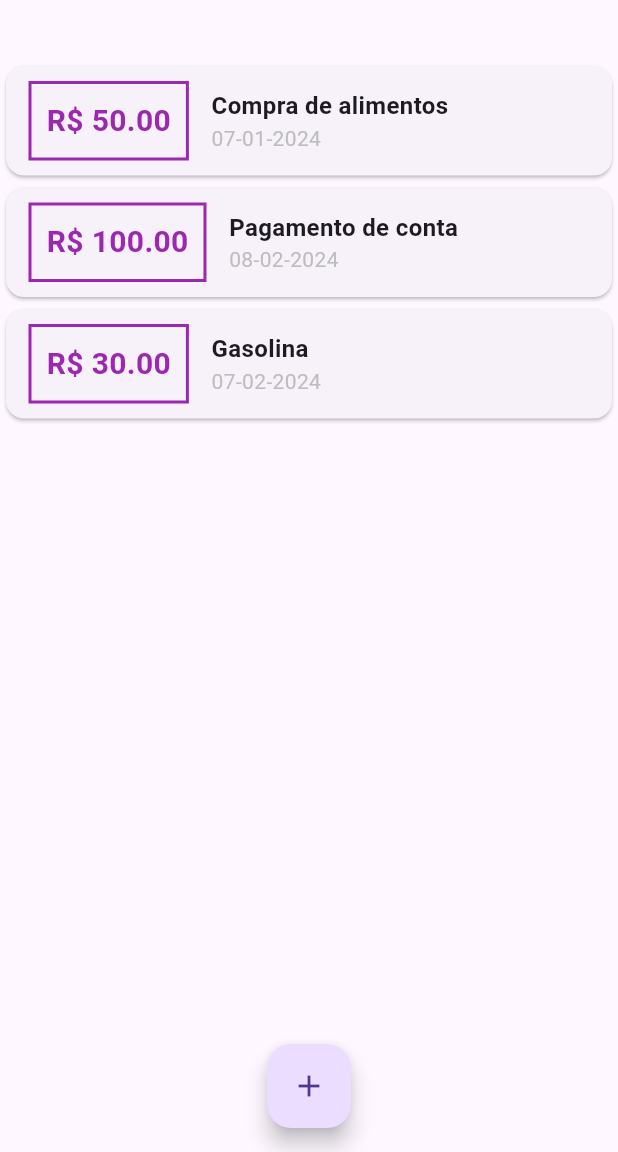
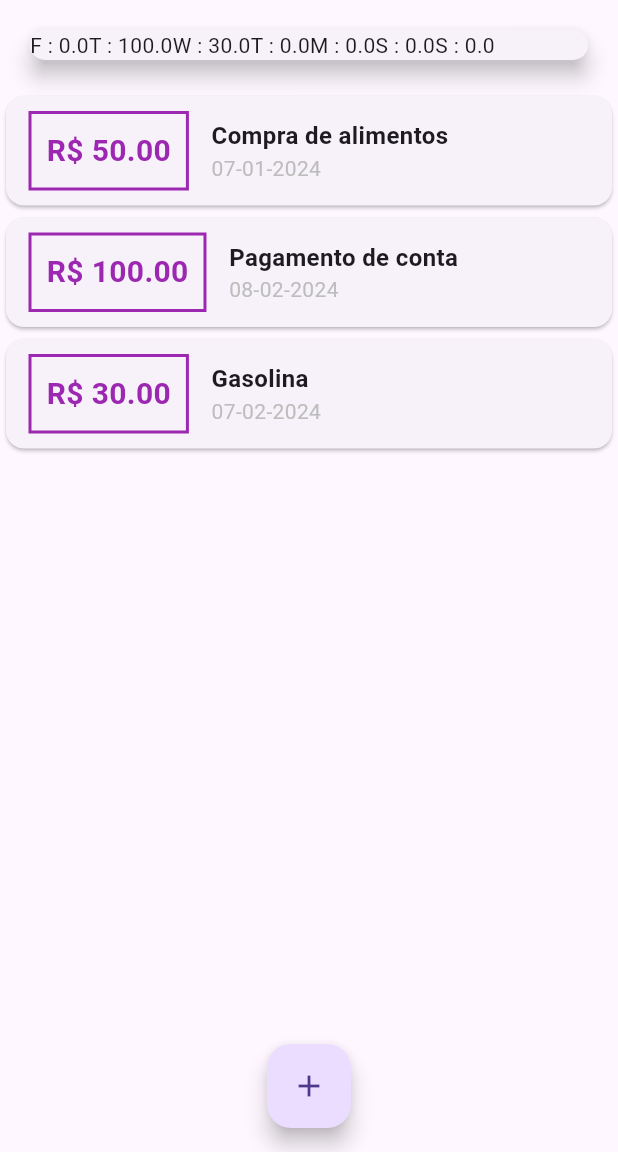
Before and after one commit to tiagors09/expenses, a Flutter app: the screen it shows after launch, on a phone screen of 412 x 824 dp, the part 84-1236 px from its top. Run offline on Flutter 3.47's test engine with Material 3 defaults, Android fonts, the phone set to English and light mode, and no system bars.

Commit message:
chart.dart: rendering days and expenses values

```diff
--- a/lib/components/chart.dart
+++ b/lib/components/chart.dart
@@ -29,11 +29,14 @@ class Chart extends StatelessWidget {
 
   @override
   Widget build(BuildContext context) {
-    return const Card(
+    groupedTransactions;
+    return Card(
       elevation: 6,
-      margin: EdgeInsets.all(20.0),
+      margin: const EdgeInsets.all(20.0),
       child: Row(
-        children: [],
+        children: groupedTransactions.map((tr) {
+          return Text('${tr['day']} : ${tr['value']}');
+        }).toList(),
       ),
     );
   }
```
